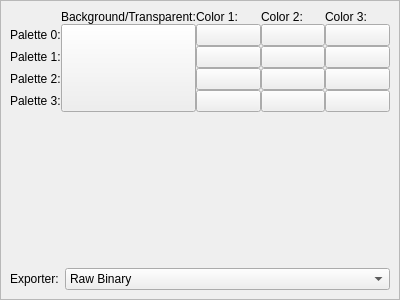
First picture: the form in apps/ide/nes/designers/attributetableeditorform.ui, repository christopherpow/nesicide, before the edit.
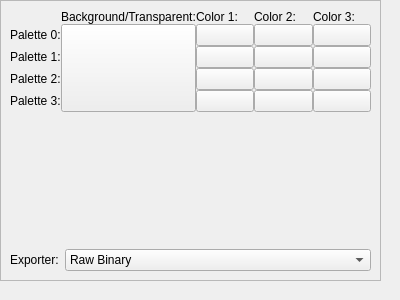
Second picture: the form after the edit. Custom widgets are drawn as their Qt base class.

Commit message: Fixing overlapping layout warning from switch to QMainWindow instead of QWidget to support fully-integrated FamiTracker.

What changed in the file:
```diff
--- a/apps/ide/nes/designers/attributetableeditorform.ui
+++ b/apps/ide/nes/designers/attributetableeditorform.ui
@@ -13,15 +13,15 @@
   <property name="windowTitle">
    <string>Dialog</string>
   </property>
-  <layout class="QGridLayout" name="gridLayout_2">
-   <property name="margin">
-    <number>0</number>
-   </property>
-   <property name="spacing">
-    <number>0</number>
-   </property>
-   <item row="1" column="0" colspan="2">
     <widget class="QFrame" name="window">
+   <property name="geometry">
+    <rect>
+     <x>0</x>
+     <y>0</y>
+     <width>381</width>
+     <height>281</height>
+    </rect>
+   </property>
      <property name="frameShape">
       <enum>QFrame::StyledPanel</enum>
      </property>
@@ -264,8 +264,6 @@
       </item>
      </layout>
     </widget>
-   </item>
-  </layout>
  </widget>
  <customwidgets>
   <customwidget>
```
Lines whose indentation alone changed are shown as unchanged. The commit also changes 5 other files.
